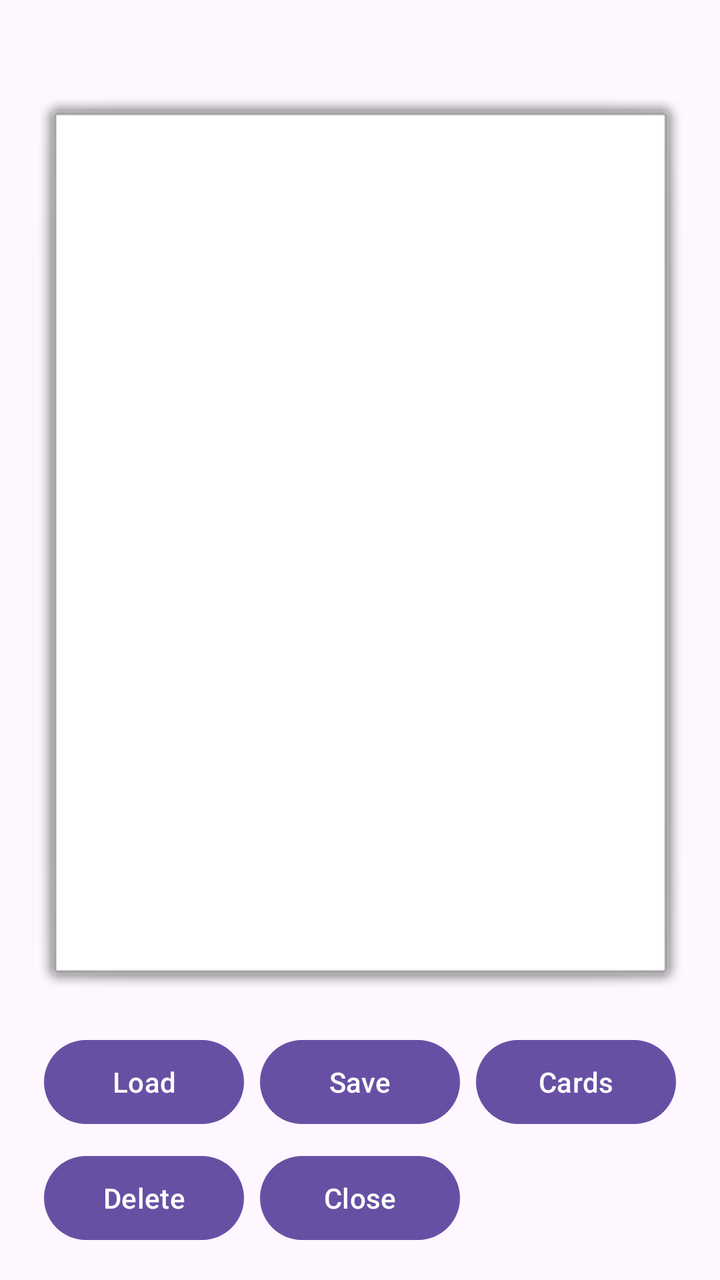
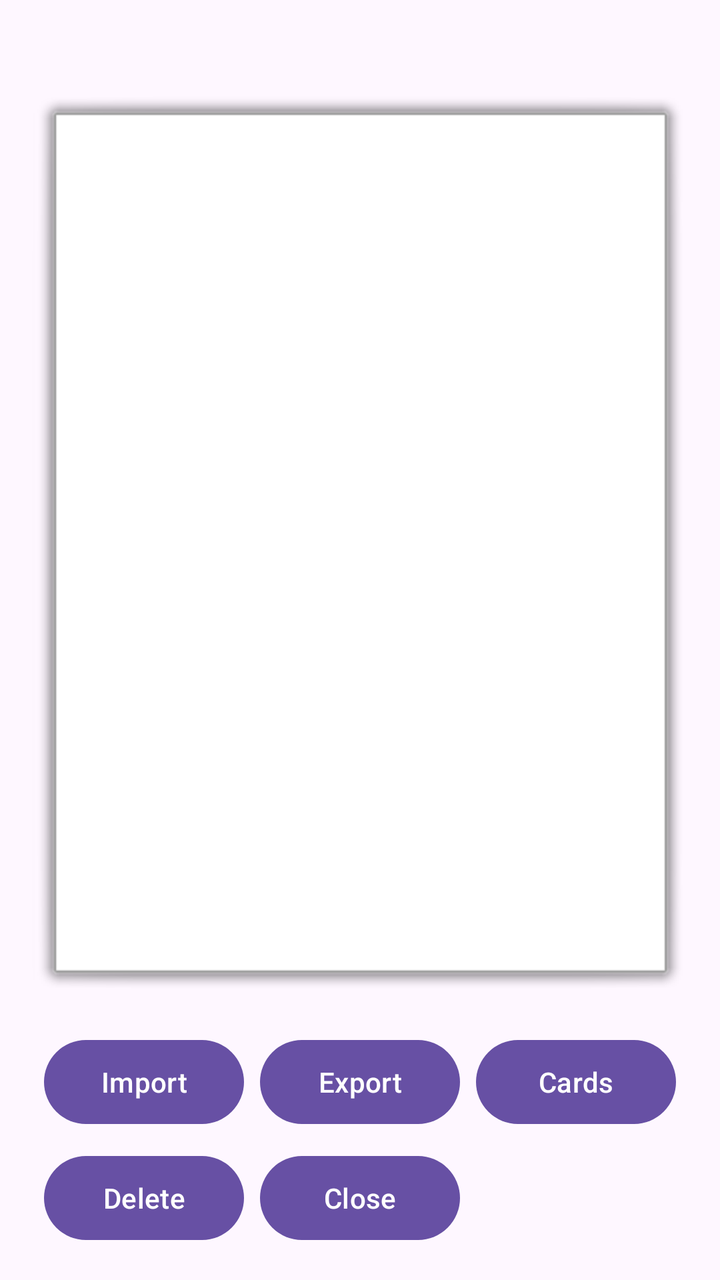

Two renders of the same Android screen: before a commit and after it. Below are the layout's source before the change and the commit's diff.
<!-- AndroidManifest.xml: application theme Theme.NfcTest1 -->
<!-- res/layout/activity_main.xml -->
<?xml version="1.0" encoding="utf-8"?>
<androidx.constraintlayout.widget.ConstraintLayout xmlns:android="http://schemas.android.com/apk/res/android"
    xmlns:app="http://schemas.android.com/apk/res-auto"
    xmlns:tools="http://schemas.android.com/tools"
    android:id="@+id/main"
    android:layout_width="match_parent"
    android:layout_height="match_parent"
    tools:context=".MainActivity">

    <TextView
        android:id="@+id/txtTitle"
        android:layout_width="0dp"
        android:layout_height="wrap_content"
        android:layout_marginStart="16dp"
        android:layout_marginTop="16dp"
        android:layout_marginEnd="16dp"
        android:ellipsize="end"
        android:maxLines="1"
        android:textSize="18sp"
        android:textStyle="bold"
        app:layout_constraintEnd_toEndOf="parent"
        app:layout_constraintStart_toStartOf="parent"
        app:layout_constraintTop_toTopOf="parent" />

    <TextView
        android:id="@+id/txtquestion"
        android:layout_width="0dp"
        android:layout_height="0dp"
        android:layout_marginStart="16dp"
        android:layout_marginEnd="16dp"
        android:layout_marginBottom="16dp"
        android:layout_marginTop="8dp"
        android:background="@android:drawable/alert_light_frame"
        android:scrollbars="vertical"
        android:scrollHorizontally="false"
        android:textSize="15sp"
        app:layout_constraintBottom_toTopOf="@+id/buttonFlow"
        app:layout_constraintEnd_toEndOf="parent"
        app:layout_constraintStart_toStartOf="parent"
        app:layout_constraintTop_toBottomOf="@+id/txtTitle" />

    
    <androidx.constraintlayout.helper.widget.Flow
        android:id="@+id/buttonFlow"
        android:layout_width="0dp"
        android:layout_height="108dp"
        android:layout_marginStart="16dp"
        android:layout_marginEnd="16dp"
        android:layout_marginBottom="16dp"
        app:constraint_referenced_ids="buttonLoad,buttonSave,buttonCards,buttonDelete,buttonClose"
        app:flow_horizontalGap="8dp"
        app:flow_horizontalStyle="packed"
        app:flow_maxElementsWrap="3"
        app:flow_verticalBias="0"
        app:flow_verticalGap="8dp"
        app:flow_verticalStyle="packed"
        app:flow_wrapMode="aligned"
        app:layout_constraintBottom_toBottomOf="parent"
        app:layout_constraintEnd_toEndOf="parent"
        app:layout_constraintStart_toStartOf="parent" />

    <Button
        android:id="@+id/buttonLoad"
        android:layout_width="100dp"
        android:layout_height="50dp"
        android:text="Load" />

    <Button
        android:id="@+id/buttonSave"
        android:layout_width="100dp"
        android:layout_height="50dp"
        android:text="Save" />

    <Button
        android:id="@+id/buttonCards"
        android:layout_width="100dp"
        android:layout_height="50dp"
        android:text="Cards" />

    <Button
        android:id="@+id/buttonDelete"
        android:layout_width="100dp"
        android:layout_height="50dp"
        android:text="Delete" />

    <Button
        android:id="@+id/buttonClose"
        android:layout_width="100dp"
        android:layout_height="50dp"
        android:text="Close" />

</androidx.constraintlayout.widget.ConstraintLayout>
<!-- resources referenced by this layout -->
<resources>
  <style name="Theme.NfcTest1" parent="Base.Theme.NfcTest1" />
  <style name="Base.Theme.NfcTest1" parent="Theme.Material3.DayNight.NoActionBar">
          
          
      </style>
</resources>

<!-- the commit's change to res/layout/activity_main.xml (unified diff, before → after) -->
@@ -47,7 +47,7 @@
         android:layout_marginStart="16dp"
         android:layout_marginEnd="16dp"
         android:layout_marginBottom="16dp"
-        app:constraint_referenced_ids="buttonLoad,buttonSave,buttonCards,buttonDelete,buttonClose"
+        app:constraint_referenced_ids="buttonImport,buttonExport,buttonCards,buttonDelete,buttonClose"
         app:flow_horizontalGap="8dp"
         app:flow_horizontalStyle="packed"
         app:flow_maxElementsWrap="3"
@@ -60,16 +60,16 @@
         app:layout_constraintStart_toStartOf="parent" />
 
     <Button
-        android:id="@+id/buttonLoad"
+        android:id="@+id/buttonImport"
         android:layout_width="100dp"
         android:layout_height="50dp"
-        android:text="Load" />
+        android:text="Import" />
 
     <Button
-        android:id="@+id/buttonSave"
+        android:id="@+id/buttonExport"
         android:layout_width="100dp"
         android:layout_height="50dp"
-        android:text="Save" />
+        android:text="Export" />
 
     <Button
         android:id="@+id/buttonCards"
